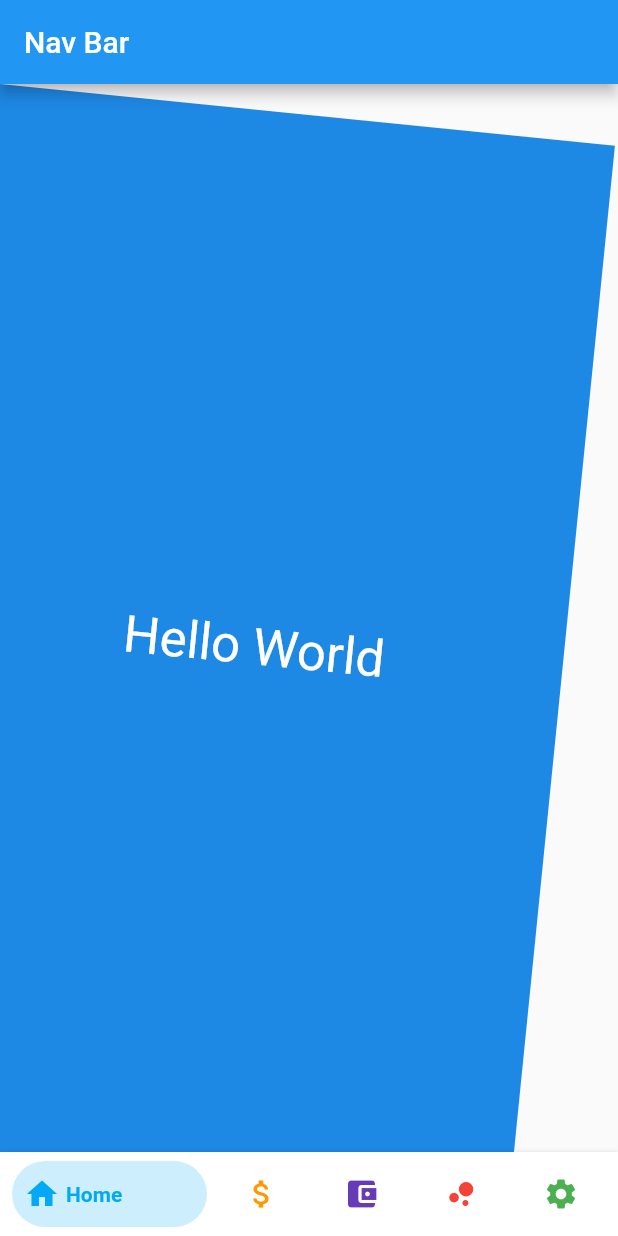
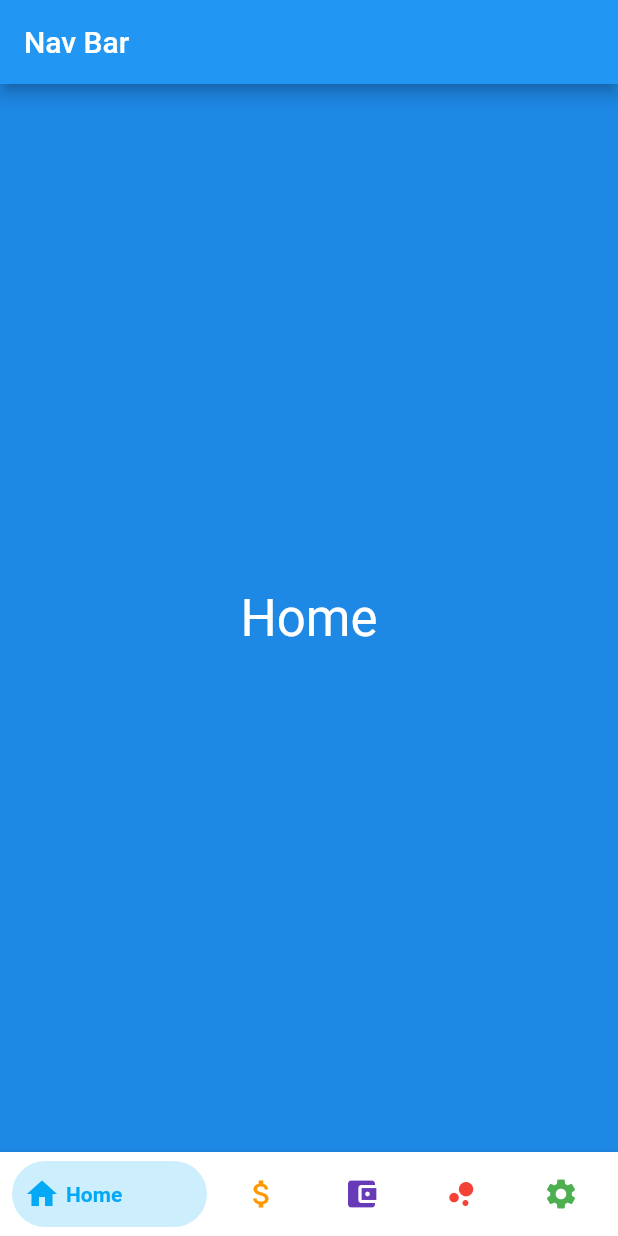
Before and after one commit to jkbngl/FFD, a Flutter app: the MyHomePage screen opened directly, on a phone screen of 412 x 824 dp. Run offline on Flutter 3.47's test engine with Material 2 defaults, Android fonts, the light colour scheme and no system bars; drawn by our look-alikes of bottom_navy_bar.

Commit message:
#21 #11 working returning two different pages

```diff
--- a/flutter/ffd/lib/backup_color_change_on_nav_tab.dart
+++ b/flutter/ffd/lib/backup_color_change_on_nav_tab.dart
@@ -60,15 +60,25 @@ class _MyHomePageState extends State<MyHomePage> {
               padding: const EdgeInsets.all(8.0),
               color: Colors.blue[600],
               alignment: Alignment.center,
-              child: Text('Hello World',
+              child: Text('Home',
                   style: Theme.of(context)
                       .textTheme
                       .display1
                       .copyWith(color: Colors.white)),
-              transform: Matrix4.rotationZ(0.1),
             ),
             Container(
-              color: Colors.red,
+              constraints: BoxConstraints.expand(
+                height:
+                Theme.of(context).textTheme.display1.fontSize * 1.1 + 200.0,
+              ),
+              padding: const EdgeInsets.all(8.0),
+              color: Colors.blue[600],
+              alignment: Alignment.center,
+              child: Text('Actuals',
+                  style: Theme.of(context)
+                      .textTheme
+                      .display1
+                      .copyWith(color: Colors.white)),
             ),
             Container(
               color: Colors.green,
```
